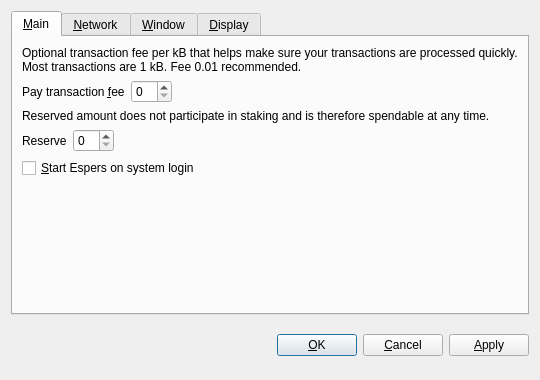
First picture: the form in src/qt/forms/optionsdialog.ui, repository CryptoCoderz/Espers, before the edit.
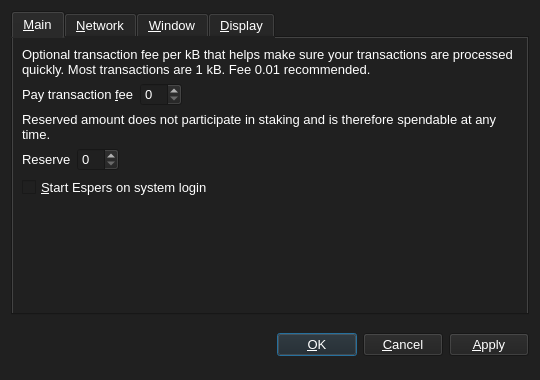
Second picture: the form after the edit. Custom widgets are drawn as their Qt base class.

```diff
--- a/src/qt/forms/optionsdialog.ui
+++ b/src/qt/forms/optionsdialog.ui
@@ -13,12 +13,21 @@
   <property name="windowTitle">
    <string>Options</string>
   </property>
+  <property name="styleSheet">
+   <string notr="true">background-color: rgb(32, 32, 32);
+    color: rgb(255, 255, 255);</string>
+  </property>
   <property name="modal">
    <bool>true</bool>
   </property>
   <layout class="QVBoxLayout" name="verticalLayout">
    <item>
     <widget class="QTabWidget" name="tabWidget">
+     <property name="font">
+      <font>
+       <pointsize>10</pointsize>
+      </font>
+     </property>
      <property name="tabPosition">
       <enum>QTabWidget::North</enum>
      </property>
@@ -32,6 +41,11 @@
       <layout class="QVBoxLayout" name="verticalLayout_Main">
        <item>
         <widget class="QLabel" name="transactionFeeInfoLabel">
+         <property name="font">
+          <font>
+           <pointsize>10</pointsize>
+          </font>
+         </property>
          <property name="text">
           <string>Optional transaction fee per kB that helps make sure your transactions are processed quickly. Most transactions are 1 kB. Fee 0.01 recommended.</string>
          </property>
@@ -47,6 +61,11 @@
         <layout class="QHBoxLayout" name="horizontalLayoutFee">
          <item>
           <widget class="QLabel" name="transactionFeeLabel">
+           <property name="font">
+            <font>
+             <pointsize>10</pointsize>
+            </font>
+           </property>
            <property name="text">
             <string>Pay transaction &amp;fee</string>
            </property>
@@ -59,7 +78,13 @@
           </widget>
          </item>
          <item>
-          <widget class="BitcoinAmountField" name="transactionFee"/>
+          <widget class="BitcoinAmountField" name="transactionFee">
+           <property name="font">
+            <font>
+             <pointsize>10</pointsize>
+            </font>
+           </property>
+          </widget>
          </item>
          <item>
           <spacer name="horizontalSpacerFee">
@@ -78,6 +103,11 @@
        </item>
        <item>
         <widget class="QLabel" name="reserveBalanceInfoLabel">
+         <property name="font">
+          <font>
+           <pointsize>10</pointsize>
+          </font>
+         </property>
          <property name="text">
           <string>Reserved amount does not participate in staking and is therefore spendable at any time.</string>
          </property>
@@ -93,6 +123,11 @@
         <layout class="QHBoxLayout" name="horizontalLayoutReserveBalance">
          <item>
           <widget class="QLabel" name="reserveBalanceLabel">
+           <property name="font">
+            <font>
+             <pointsize>10</pointsize>
+            </font>
+           </property>
            <property name="text">
             <string>Reserve</string>
            </property>
@@ -105,7 +140,13 @@
           </widget>
          </item>
          <item>
-          <widget class="BitcoinAmountField" name="reserveBalance"/>
+          <widget class="BitcoinAmountField" name="reserveBalance">
+           <property name="font">
+            <font>
+             <pointsize>10</pointsize>
+            </font>
+           </property>
+          </widget>
          </item>
          <item>
           <spacer name="horizontalSpacerReserveBalance">
@@ -124,6 +165,11 @@
        </item>
        <item>
         <widget class="QCheckBox" name="bitcoinAtStartup">
+        <property name="font">
+          <font>
+           <pointsize>10</pointsize>
+          </font>
+         </property>
          <property name="toolTip">
           <string>Automatically start Espers after logging in to the system.</string>
          </property>
@@ -435,6 +481,11 @@
      </item>
      <item>
       <widget class="QPushButton" name="okButton">
+       <property name="font">
+        <font>
+         <pointsize>10</pointsize>
+        </font>
+       </property>
        <property name="text">
         <string>&amp;OK</string>
        </property>
@@ -442,6 +493,11 @@
      </item>
      <item>
       <widget class="QPushButton" name="cancelButton">
+       <property name="font">
+        <font>
+         <pointsize>10</pointsize>
+        </font>
+       </property>
        <property name="text">
         <string>&amp;Cancel</string>
        </property>
@@ -452,6 +508,11 @@
      </item>
      <item>
       <widget class="QPushButton" name="applyButton">
+       <property name="font">
+        <font>
+         <pointsize>10</pointsize>
+        </font>
+       </property>
        <property name="text">
         <string>&amp;Apply</string>
        </property>
```
Left out of the diff: 40 changed lines with no effect on the pictures.
